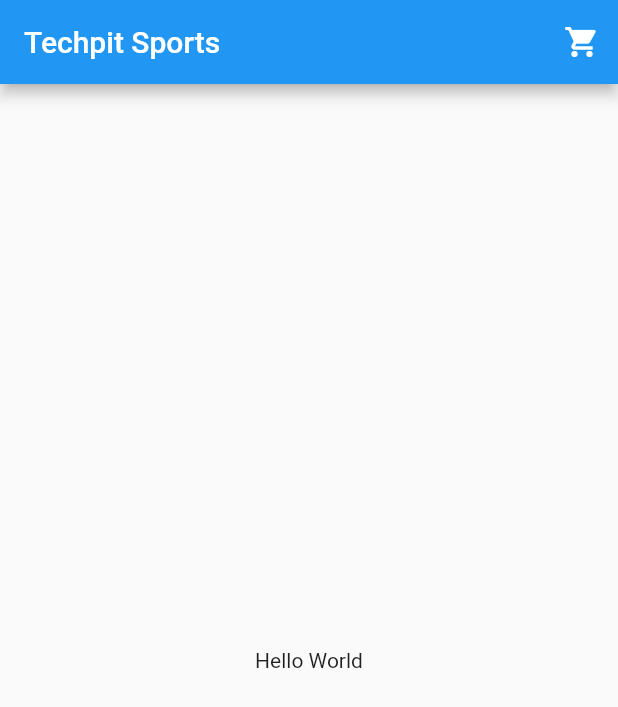
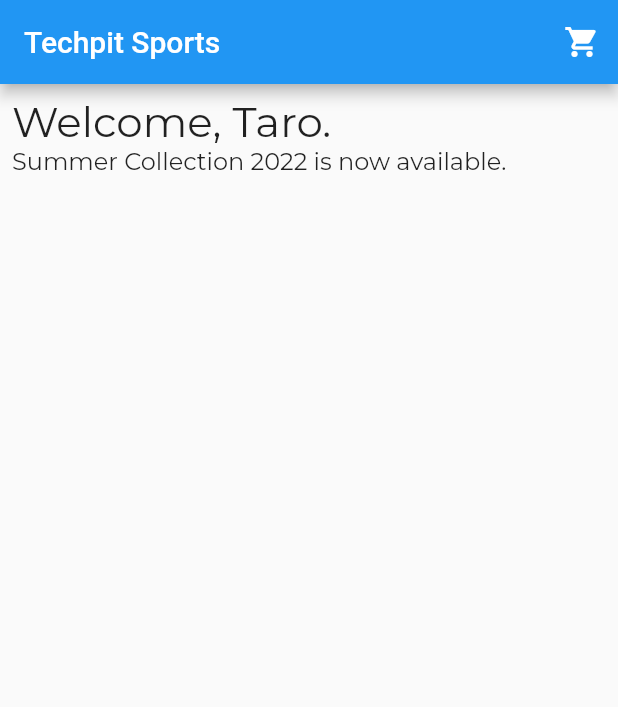
Before and after one commit to John-Thailand/ecshop_techpit, a Flutter app: the screen it shows after launch, on a phone screen of 412 x 824 dp. Shown: the top 707 px of the screen. Run offline on Flutter 3.47's test engine with Material 2 defaults, Android fonts, the phone set to English and light mode, and no system bars; our stand-ins replace google_fonts.

Commit message:
ヘッダーの実装

```diff
--- /dev/null
+++ b/lib/pages/home_page/home_header.dart
@@ -0,0 +1,30 @@
+import 'package:flutter/material.dart';
+import 'package:google_fonts/google_fonts.dart';
+
+class HomeHeader extends StatelessWidget {
+  const HomeHeader({Key? key}) : super(key: key);
+
+  @override
+  Widget build(BuildContext context) {
+    return Padding(
+      padding: const EdgeInsets.all(8.0),
+      child: Column(
+        crossAxisAlignment: CrossAxisAlignment.start,
+        children: [
+          Text(
+            'Welcome, Taro.',
+            style: GoogleFonts.montserrat(
+              fontSize: 28,
+            ),
+          ),
+          Text(
+            'Summer Collection 2022 is now available.',
+            style: GoogleFonts.montserrat(
+              fontSize: 16,
+            ),
+          )
+        ],
+      ),
+    );
+  }
+}
--- a/lib/pages/home_page/home_page.dart
+++ b/lib/pages/home_page/home_page.dart
@@ -1,3 +1,4 @@
+import 'package:ecshop_techpit/pages/home_page/home_header.dart';
 import 'package:flutter/material.dart';
 
 class HomePage extends StatelessWidget {
@@ -15,9 +16,7 @@ class HomePage extends StatelessWidget {
           ),
         ],
       ),
-      body: const Center(
-        child: Text('Hello World'),
-      ),
+      body: const HomeHeader(),
     );
   }
 }
--- a/pubspec.yaml
+++ b/pubspec.yaml
@@ -35,6 +35,7 @@ dependencies:
   # The following adds the Cupertino Icons font to your application.
   # Use with the CupertinoIcons class for iOS style icons.
   cupertino_icons: ^1.0.2
+  google_fonts: ^3.0.1
 
 dev_dependencies:
   flutter_test:
```
Also changed, not shown: pubspec.lock, 7 other files.
